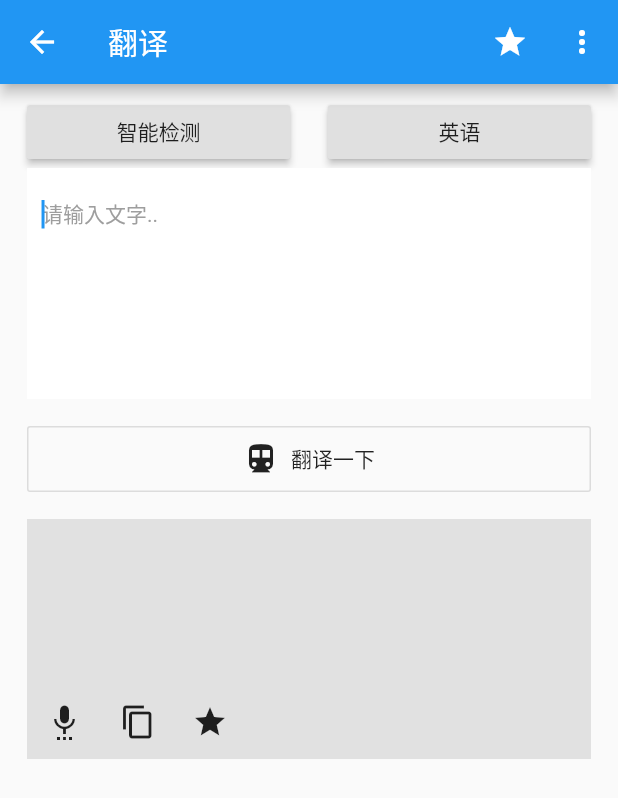
After one commit to wangyongf/swiss-knife, a Flutter app: the TranslatePage screen opened by its route, on a phone screen of 412 x 824 dp. The commit adds this screen. Shown: the top 798 px of the screen. Run offline on Flutter 3.47's test engine with Material 2 defaults, Android fonts, the phone set to English and light mode, and no system bars; our stand-ins replace cookie_jar, dio, fluttertoast, package_info, share, shared_preferences; missing offline and left inert: android_intent; accounts and stored records are empty.

Commit message:
feat: 实现翻译页面 UI

```diff
--- a/lib/common/routes_name.dart
+++ b/lib/common/routes_name.dart
@@ -32,4 +32,5 @@ class Routes {
   static const String WAN_ANDROID_DEBUG_PAGE = '/wanandroid/debug-page';
 
   static const String SK_GEEK_LIST_PAGE = '/sk/geek-list-page';
+  static const String SK_TRANSLATE_PAGE = '/sk/translate-page';
 }
--- a/lib/main.dart
+++ b/lib/main.dart
@@ -1,9 +1,10 @@
 import 'package:easy_developer/common/routes_name.dart';
-import 'package:easy_developer/pages/GeekListPage.dart';
 import 'package:easy_developer/pages/about_page.dart';
 import 'package:easy_developer/pages/feedback_page.dart';
+import 'package:easy_developer/pages/geek_list_page.dart';
 import 'package:easy_developer/pages/home_page.dart';
 import 'package:easy_developer/pages/settings_page.dart';
+import 'package:easy_developer/pages/translate_page.dart';
 import 'package:flutter/material.dart';
 
 void main() => runApp(MyApp());
@@ -23,6 +24,7 @@ class MyApp extends StatelessWidget {
         Routes.FEEDBACK_PAGE: (BuildContext context) => FeedbackPage(),
         Routes.ABOUT_PAGE: (BuildContext context) => AboutPage(),
         Routes.SK_GEEK_LIST_PAGE: (BuildContext context) => GeekListPage(),
+        Routes.SK_TRANSLATE_PAGE: (BuildContext context) => TranslatePage(),
       },
     );
   }
--- a/lib/pages/feedback_page.dart
+++ b/lib/pages/feedback_page.dart
@@ -204,7 +204,7 @@ class _FeedbackPageState extends State<FeedbackPage> {
     );
   }
 
-  Container _buildFeedbackContent() {
+  Widget _buildFeedbackContent() {
     return Container(
       color: Colors.white,
       padding: const EdgeInsets.only(top: 10, bottom: 10),
--- a/lib/pages/GeekListPage.dart
+++ b/lib/pages/geek_list_page.dart
@@ -25,7 +25,7 @@ class _GeekListPageState extends State<GeekListPage> {
             actions: <Widget>[
               GestureDetector(
                 child: Padding(
-                  padding: const EdgeInsets.all(8.0),
+                  padding: const EdgeInsets.all(12.0),
                   child: Icon(Icons.collections_bookmark),
                 ),
                 onTap: () {
--- a/lib/pages/more_page.dart
+++ b/lib/pages/more_page.dart
@@ -22,7 +22,7 @@ class _MorePageState extends State<MorePage> {
               Expanded(
                 child: GestureDetector(
                   onTap: () {
-                    ToastUtils.showToast(context, "功能开发中，敬请期待~");
+                    Navigator.of(context).pushNamed(Routes.SK_TRANSLATE_PAGE);
                   },
                   child: VerticalIconView(
                     icon: Icons.g_translate,
--- /dev/null
+++ b/lib/pages/translate_page.dart
@@ -0,0 +1,146 @@
+import 'package:easy_developer/util/toast_utils.dart';
+import 'package:flutter/material.dart';
+
+class TranslatePage extends StatefulWidget {
+  @override
+  _TranslatePageState createState() => _TranslatePageState();
+}
+
+class _TranslatePageState extends State<TranslatePage> {
+  var _bodyController = TextEditingController();
+
+  @override
+  Widget build(BuildContext context) {
+    return Scaffold(
+      appBar: _buildAppBar(context),
+      body: _buildBody(context),
+    );
+  }
+
+  Container _buildBody(BuildContext context) {
+    return Container(
+      padding: EdgeInsets.only(left: 18, right: 18, top: 8),
+      child: ListView(
+        children: <Widget>[
+          Row(
+            children: <Widget>[
+              Expanded(
+                  child: RaisedButton(
+                      onPressed: () {
+                        ToastUtils.showToast(context, "功能开发中，敬请期待~");
+                      },
+                      child: Text("智能检测"))),
+
+              /// TODO: 竖分割线？
+              VerticalDivider(
+                width: 25,
+                color: Colors.black54,
+              ),
+              Expanded(
+                  child: RaisedButton(
+                      onPressed: () {
+                        ToastUtils.showToast(context, "功能开发中，敬请期待~");
+                      },
+                      child: Text("英语"))),
+            ],
+          ),
+          _buildContent(),
+          OutlineButton.icon(
+              padding: EdgeInsets.only(top: 10, bottom: 10),
+              onPressed: () {
+                ToastUtils.showToast(context, "功能开发中，敬请期待~");
+              },
+              icon: Icon(Icons.directions_transit),
+              label: Text("翻译一下")),
+          Container(
+            margin: EdgeInsets.only(top: 16),
+            color: Colors.black12.withOpacity(0.1),
+            height: 160,
+            alignment: Alignment.bottomRight,
+            child: Row(
+              children: <Widget>[
+                GestureDetector(
+                  onTap: () {
+                    ToastUtils.showToast(context, "功能开发中，敬请期待~");
+                  },
+                  child: Padding(
+                    padding: const EdgeInsets.all(13.0),
+                    child: Icon(Icons.settings_voice),
+                  ),
+                ),
+                GestureDetector(
+                  onTap: () {
+                    ToastUtils.showToast(context, "功能开发中，敬请期待~");
+                  },
+                  child: Padding(
+                    padding: const EdgeInsets.all(12.0),
+                    child: Icon(Icons.content_copy),
+                  ),
+                ),
+                GestureDetector(
+                  onTap: () {
+                    ToastUtils.showToast(context, "功能开发中，敬请期待~");
+                  },
+                  child: Padding(
+                    padding: const EdgeInsets.all(12.0),
+                    child: Icon(Icons.star),
+                  ),
+                ),
+              ],
+            ),
+          ),
+        ],
+      ),
+    );
+  }
+
+  AppBar _buildAppBar(BuildContext context) {
+    return AppBar(
+      leading: GestureDetector(
+          onTap: () {
+            Navigator.of(context).pop();
+          },
+          child: Icon(Icons.arrow_back)),
+      title: Text('翻译'),
+      actions: <Widget>[
+        GestureDetector(
+          onTap: () {
+            ToastUtils.showToast(context, "功能开发中，敬请期待~");
+          },
+          child: Padding(
+            padding: const EdgeInsets.all(12.0),
+            child: Icon(Icons.star),
+          ),
+        ),
+        GestureDetector(
+          onTap: () {
+            ToastUtils.showToast(context, "功能开发中，敬请期待~");
+          },
+          child: Padding(
+            padding: const EdgeInsets.all(12.0),
+            child: Icon(Icons.more_vert),
+          ),
+        ),
+      ],
+    );
+  }
+
+  Widget _buildContent() {
+    return Container(
+      margin: EdgeInsets.only(bottom: 16),
+      color: Colors.white,
+      padding: const EdgeInsets.only(top: 10, bottom: 10),
+      child: TextField(
+        controller: _bodyController,
+        keyboardType: TextInputType.multiline,
+        decoration: InputDecoration(
+            border: InputBorder.none,
+            contentPadding: const EdgeInsets.all(10),
+            hintText: '请输入文字..',
+            hintStyle: TextStyle(fontSize: 14, color: Colors.grey)),
+        autofocus: true,
+        maxLines: 6,
+      ),
+    );
+  }
+}
```
